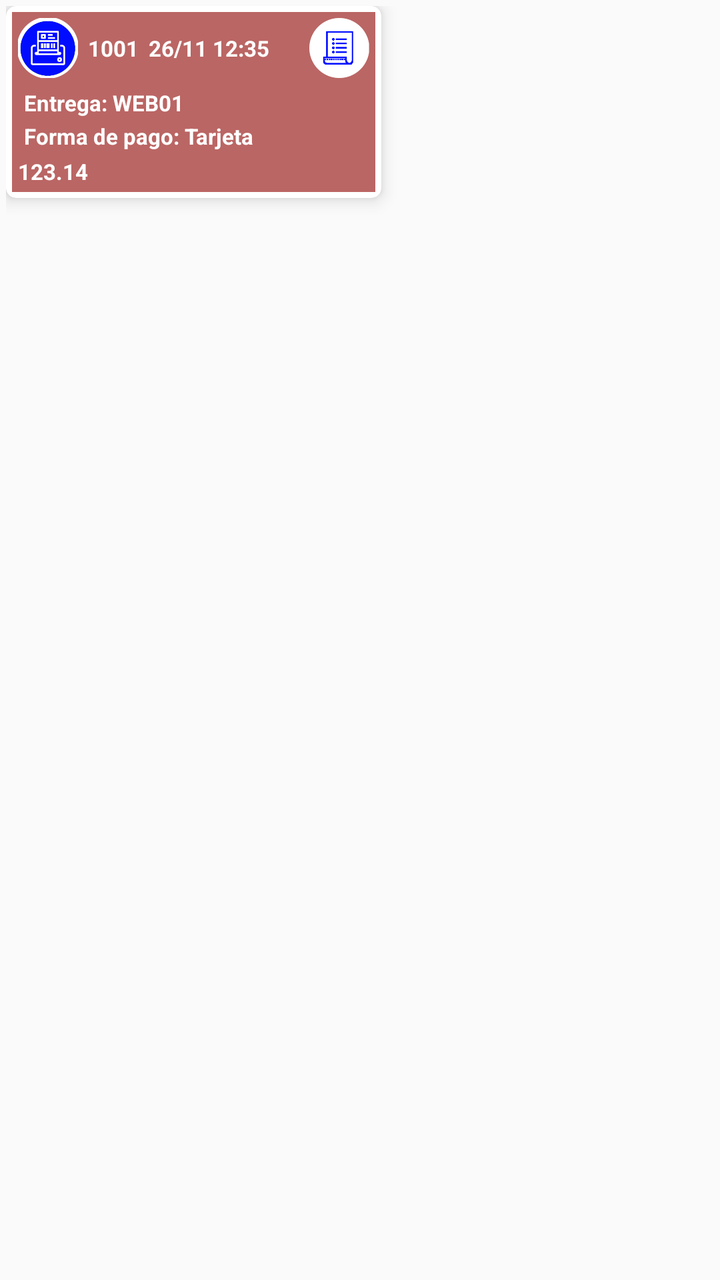
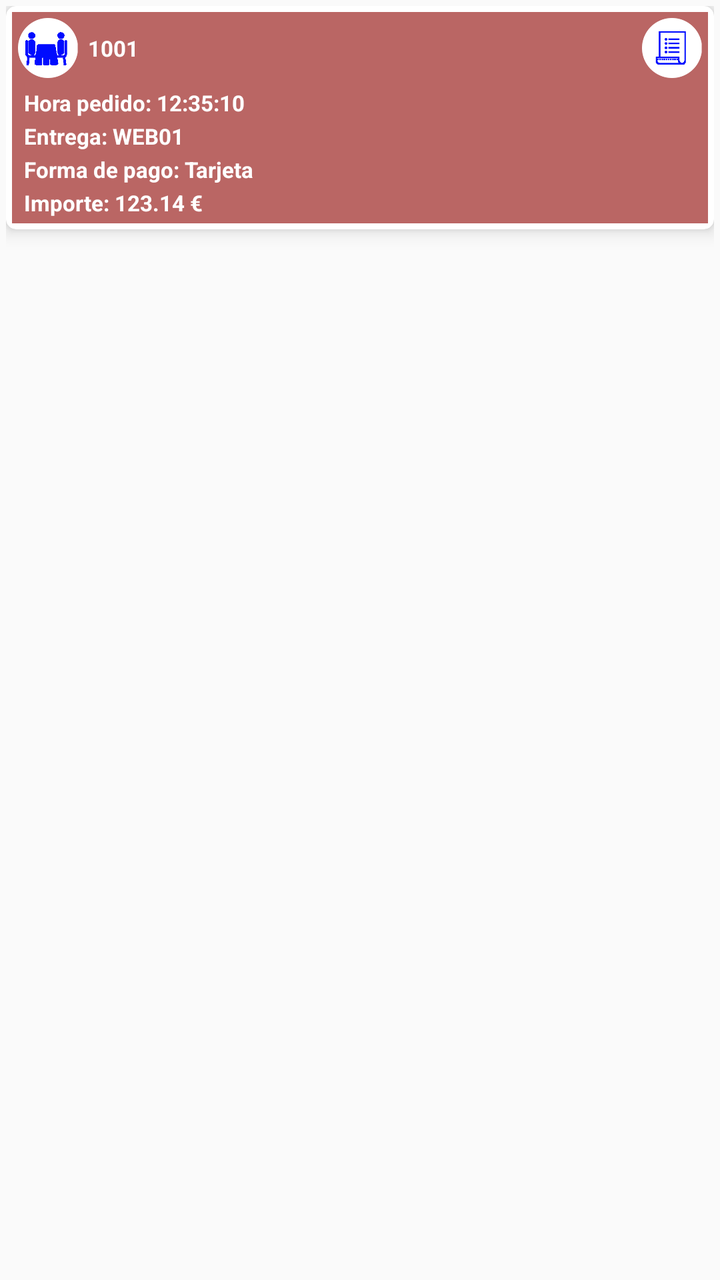

Screens rendered from an Android XML layout before and after an edit, with the pre-edit source and the edit as a unified diff.
<!-- AndroidManifest.xml: application theme AppTheme -->
<!-- res/layout/pedidos_cardview.xml -->
<?xml version="1.0" encoding="utf-8"?>
<LinearLayout xmlns:android="http://schemas.android.com/apk/res/android"
    xmlns:app="http://schemas.android.com/apk/res-auto"
    android:layout_width="wrap_content"
    android:layout_height="wrap_content"
    android:background="@color/transparente"
    android:padding="3dp">

    <androidx.cardview.widget.CardView
        android:id="@+id/cv"
        android:layout_width="wrap_content"
        android:layout_height="wrap_content"
        app:cardCornerRadius="5dp"
        app:cardElevation="5dp">

        <LinearLayout
            android:id="@+id/laySel"
            android:layout_width="wrap_content"
            android:layout_height="wrap_content"
            android:layout_gravity="center"
            android:orientation="vertical"
            android:padding="3dp">

            <LinearLayout
                android:id="@+id/fondo"
                android:layout_width="wrap_content"
                android:layout_height="wrap_content"
                android:minWidth="@dimen/vc_text_minwidth"
                android:background="@color/mesaOcupada"
                android:orientation="vertical">

                
                <LinearLayout
                    android:layout_width="match_parent"
                    android:layout_height="wrap_content"
                    android:orientation="horizontal"
                    android:padding="3dp">

                    <androidx.appcompat.widget.AppCompatImageView
                        android:id="@+id/ivMesa"
                        android:layout_width="@dimen/icon_small_size"
                        android:layout_height="@dimen/icon_small_size"
                        android:layout_gravity="left"
                        android:background="@drawable/bar_printer_azul" />

                    <TextView
                        android:id="@+id/numero"
                        android:layout_width="0dp"
                        android:layout_weight="1"
                        android:layout_height="wrap_content"
                        android:layout_gravity="center_vertical"
                        android:layout_marginLeft="5dp"
                        android:gravity="left|center_vertical"
                        android:text="1001"
                        android:textColor="@color/textoBlanco"
                        android:textSize="@dimen/text_actionbar"
                        android:textStyle="bold" />

                    <TextView
                        android:id="@+id/tvFechaHora"
                        android:layout_width="wrap_content"
                        android:layout_height="wrap_content"
                        android:layout_gravity="center_vertical"
                        android:layout_marginLeft="5dp"
                        android:gravity="center"
                        android:text="26/11 12:35"
                        android:textColor="@color/textoBlanco"
                        android:textSize="@dimen/text_actionbar"
                        android:textStyle="bold" />

                    <androidx.appcompat.widget.AppCompatImageView
                        android:id="@+id/ivEstado"
                        android:layout_width="@dimen/icon_small_size"
                        android:layout_height="@dimen/icon_small_size"
                        android:layout_gravity="center_vertical"
                        android:layout_marginLeft="20dp"
                        android:background="@drawable/bar_tiquet" />
                </LinearLayout>

                
                <TextView
                    android:id="@+id/tvCodptoWeb"
                    android:layout_width="match_parent"
                    android:layout_height="wrap_content"
                    android:paddingLeft="6dp"
                    android:paddingRight="6dp"
                    android:paddingTop="2dp"
                    android:gravity="left"
                    android:text="Entrega: WEB01"
                    android:textColor="@color/textoBlanco"
                    android:textSize="@dimen/text_actionbar"
                    android:textStyle="bold"
                    android:maxLines="2" />

                
                <TextView
                    android:id="@+id/tvFpagoWeb"
                    android:layout_width="match_parent"
                    android:layout_height="wrap_content"
                    android:paddingLeft="6dp"
                    android:paddingRight="6dp"
                    android:paddingTop="2dp"
                    android:gravity="left"
                    android:text="Forma de pago: Tarjeta"
                    android:textColor="@color/textoBlanco"
                    android:textSize="@dimen/text_actionbar"
                    android:textStyle="bold"
                    android:maxLines="2" />

                
                <TextView
                    android:id="@+id/importe"
                    android:layout_width="match_parent"
                    android:layout_height="wrap_content"
                    android:padding="3dp"
                    android:gravity="left"
                    android:text="123.14"
                    android:textColor="@color/textoBlanco"
                    android:textSize="@dimen/text_actionbar"
                    android:textStyle="bold" />

            </LinearLayout>
        </LinearLayout>
    </androidx.cardview.widget.CardView>

</LinearLayout>
<!-- resources referenced by this layout -->
<resources>
  <color name="mesaOcupada">#ba6664</color>
  <color name="textoBlanco">#ffffff</color>
  <color name="transparente">#00ffffff</color>
  <dimen name="icon_small_size">30dp</dimen>
  <dimen name="text_actionbar">11sp</dimen>
  <dimen name="vc_text_minwidth">150dp</dimen>
  <!-- drawable bar_printer_azul: png bitmap (drawable, 25248 bytes) -->
  <!-- drawable bar_tiquet: png bitmap (drawable, 7783 bytes) -->
  <style name="AppTheme" parent="Theme.AppCompat.Light.DarkActionBar">
          
          <item name="colorPrimary">@color/colorPrimary</item>
          <item name="colorPrimaryDark">@color/colorPrimaryDark</item>
          <item name="colorAccent">@color/colorAccent</item>
      </style>
  <color name="colorPrimary">#3F51B5</color>
  <color name="colorPrimaryDark">#303F9F</color>
  <color name="colorAccent">#ff5600</color>
</resources>

<!-- the commit's change to res/layout/pedidos_cardview.xml (unified diff, before → after) -->
@@ -1,31 +1,29 @@
 <?xml version="1.0" encoding="utf-8"?>
 <LinearLayout xmlns:android="http://schemas.android.com/apk/res/android"
     xmlns:app="http://schemas.android.com/apk/res-auto"
-    android:layout_width="wrap_content"
+    android:layout_width="match_parent"
     android:layout_height="wrap_content"
     android:background="@color/transparente"
     android:padding="3dp">
 
     <androidx.cardview.widget.CardView
         android:id="@+id/cv"
-        android:layout_width="wrap_content"
+        android:layout_width="match_parent"
         android:layout_height="wrap_content"
         app:cardCornerRadius="5dp"
         app:cardElevation="5dp">
 
         <LinearLayout
             android:id="@+id/laySel"
-            android:layout_width="wrap_content"
+            android:layout_width="match_parent"
             android:layout_height="wrap_content"
-            android:layout_gravity="center"
             android:orientation="vertical"
             android:padding="3dp">
 
             <LinearLayout
                 android:id="@+id/fondo"
-                android:layout_width="wrap_content"
+                android:layout_width="match_parent"
                 android:layout_height="wrap_content"
-                android:minWidth="@dimen/vc_text_minwidth"
                 android:background="@color/mesaOcupada"
                 android:orientation="vertical">
 
@@ -41,7 +39,7 @@
                         android:layout_width="@dimen/icon_small_size"
                         android:layout_height="@dimen/icon_small_size"
                         android:layout_gravity="left"
-                        android:background="@drawable/bar_printer_azul" />
+                        android:background="@drawable/bar_mesa" />
 
                     <TextView
                         android:id="@+id/numero"
@@ -56,18 +54,6 @@
                         android:textSize="@dimen/text_actionbar"
                         android:textStyle="bold" />
 
-                    <TextView
-                        android:id="@+id/tvFechaHora"
-                        android:layout_width="wrap_content"
-                        android:layout_height="wrap_content"
-                        android:layout_gravity="center_vertical"
-                        android:layout_marginLeft="5dp"
-                        android:gravity="center"
-                        android:text="26/11 12:35"
-                        android:textColor="@color/textoBlanco"
-                        android:textSize="@dimen/text_actionbar"
-                        android:textStyle="bold" />
-
                     <androidx.appcompat.widget.AppCompatImageView
                         android:id="@+id/ivEstado"
                         android:layout_width="@dimen/icon_small_size"
@@ -76,6 +62,20 @@
                         android:layout_marginLeft="20dp"
                         android:background="@drawable/bar_tiquet" />
                 </LinearLayout>
+
+                
+                <TextView
+                    android:id="@+id/tvHoraPedido"
+                    android:layout_width="match_parent"
+                    android:layout_height="wrap_content"
+                    android:paddingLeft="6dp"
+                    android:paddingRight="6dp"
+                    android:paddingTop="2dp"
+                    android:gravity="left"
+                    android:text="Hora pedido: 12:35:10"
+                    android:textColor="@color/textoBlanco"
+                    android:textSize="@dimen/text_actionbar"
+                    android:textStyle="bold" />
 
                 
                 <TextView
@@ -112,9 +112,12 @@
                     android:id="@+id/importe"
                     android:layout_width="match_parent"
                     android:layout_height="wrap_content"
-                    android:padding="3dp"
+                    android:paddingLeft="6dp"
+                    android:paddingRight="6dp"
+                    android:paddingTop="2dp"
+                    android:paddingBottom="3dp"
                     android:gravity="left"
-                    android:text="123.14"
+                    android:text="Importe: 123.14 €"
                     android:textColor="@color/textoBlanco"
                     android:textSize="@dimen/text_actionbar"
                     android:textStyle="bold" />
<!-- resource entries referenced after the edit -->
@@ -5,8 +5,7 @@
   <color name="transparente">#00ffffff</color>
   <dimen name="icon_small_size">30dp</dimen>
   <dimen name="text_actionbar">11sp</dimen>
-  <dimen name="vc_text_minwidth">150dp</dimen>
-  <!-- drawable bar_printer_azul: png bitmap (drawable, 25248 bytes) -->
+  <!-- drawable bar_mesa: png bitmap (drawable, 6214 bytes) -->
   <!-- drawable bar_tiquet: png bitmap (drawable, 7783 bytes) -->
   <style name="AppTheme" parent="Theme.AppCompat.Light.DarkActionBar">
           
